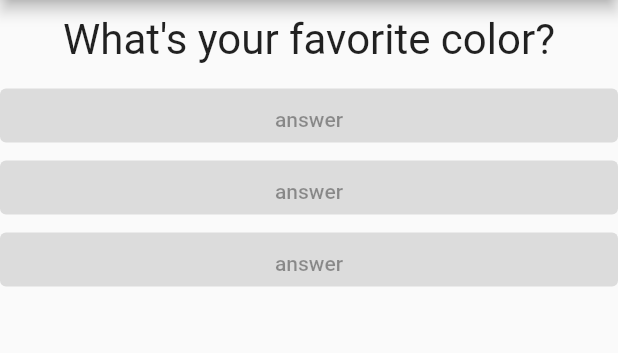
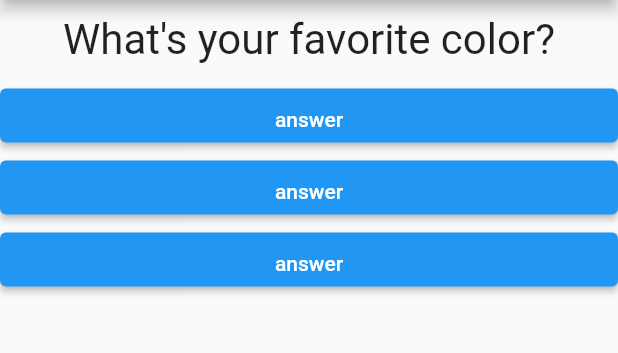
Before and after one commit to Spectari-code/quiz-flutter, a Flutter app: the screen it shows after launch, on a phone screen of 412 x 824 dp, the part 84-437 px from its top. Run offline on Flutter 3.47's test engine with Material 2 defaults, Android fonts, the phone set to English and light mode, and no system bars.

```diff
--- a/lib/answer.dart
+++ b/lib/answer.dart
@@ -1,15 +1,24 @@
 import 'package:flutter/material.dart';
 
 class Answer extends StatelessWidget {
+  // We need to pass a function for the button, use callback for answerQuestion
+  // Use VoicCallback (as the function returns nothing) instead of Function
+  // if errors.
+  final Function selectHandler;
+
+  Answer(this.selectHandler);
+
   @override
   Widget build(BuildContext context) {
     return Container(
       width: double.infinity,
       child: ElevatedButton(
         style: ElevatedButton.styleFrom(
-            backgroundColor: Colors.blue, padding: EdgeInsets.only(top: 5)),
+          backgroundColor: Colors.blue,
+          padding: EdgeInsets.only(top: 5),
+        ),
         child: Text("answer"),
-        onPressed: null,
+        onPressed: selectHandler,
       ),
     );
   }
--- a/lib/main.dart
+++ b/lib/main.dart
@@ -1,10 +1,9 @@
 // Packages:
 import 'package:flutter/material.dart';
-import 'package:quiz/answer.dart';
 
 // Files:
 import './question.dart';
-import './question.dart';
+import './answer.dart';
 
 void main() => runApp(MyApp());
 
@@ -37,9 +36,9 @@ class _MyAppState extends State<MyApp> {
         ),
         body: Column(children: <Widget>[
           Question(questions[_questionIndex]),
-          Answer(),
-          Answer(),
-          Answer(),
+          Answer(_answerQuestion),
+          Answer(_answerQuestion),
+          Answer(_answerQuestion),
         ]),
       ),
     );
```
